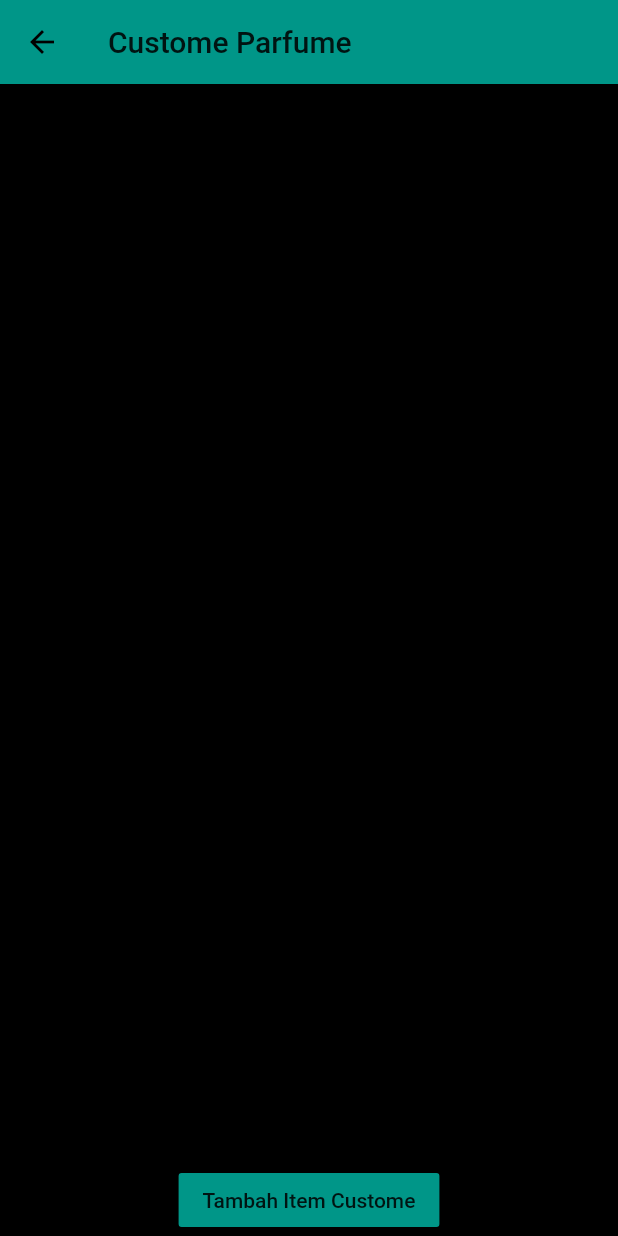
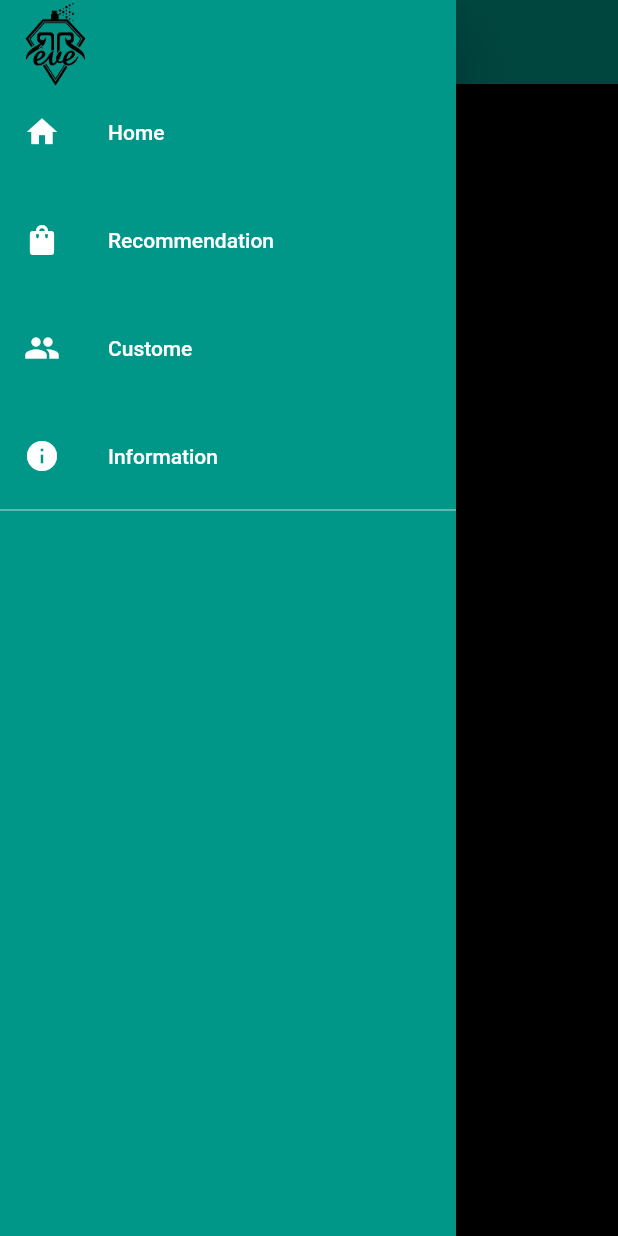
Before and after one commit to room2468/12-final-project-techie-team, a Flutter app: the Custome screen opened directly, with the side drawer open (before the commit the screen has no drawer), on a phone screen of 412 x 824 dp. Run offline on Flutter 3.47's test engine with Material 2 defaults, Android fonts, the phone set to English and light mode, and no system bars; our stand-ins replace carousel_pro, sqflite; accounts and stored records are empty.

Commit message:
Menambahkan button navigasi

```diff
--- a/lib/pages/custome.dart
+++ b/lib/pages/custome.dart
@@ -3,7 +3,7 @@ import 'package:final_project/models/item_custome.dart';
 import 'package:final_project/pages/entryformcus1.dart';
 import 'package:flutter/material.dart';
 import 'dart:async';
-
+import 'package:final_project/pages/navigation.dart';
 import 'package:sqflite/sqflite.dart';
 
 class Custome extends StatefulWidget {
@@ -27,6 +27,7 @@ class CustomeState extends State<Custome> {
       itemList = List<Custom>();
     }
     return Scaffold(
+      drawer: Navigation(),
       backgroundColor: Colors.black,
       appBar: AppBar(
         title: Text('Custome Parfume'),
```
